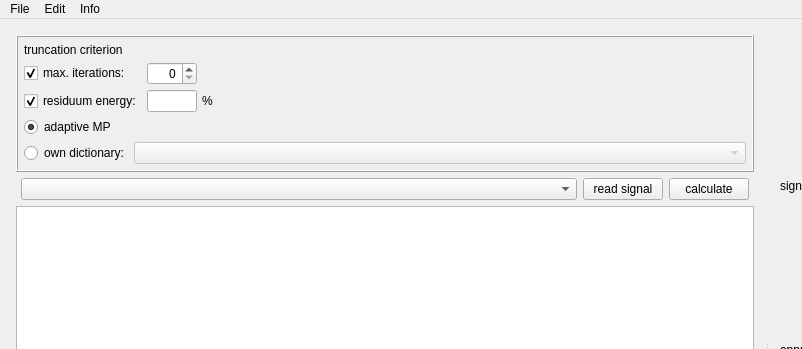
Qt form examples/matchingPursuit/mainwindow.ui (mne-tools/mne-cpp) before a commit; both pictures show x 0 to 802 and y 0 to 349 of the 1050 by 700 pixel window.
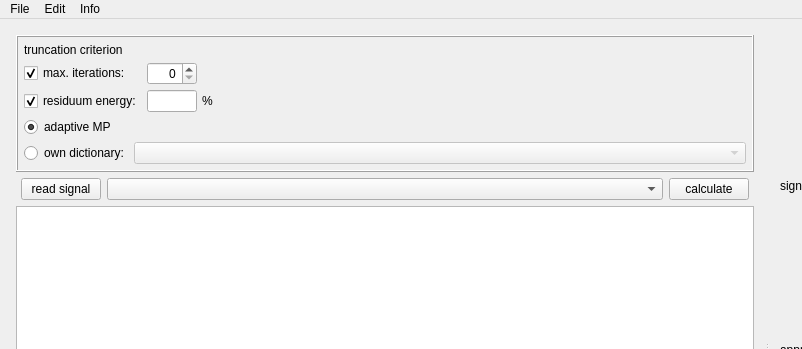
The same form after that commit. Icons and pictures are not drawn.

```diff
--- a/examples/matchingPursuit/mainwindow.ui
+++ b/examples/matchingPursuit/mainwindow.ui
@@ -215,9 +215,6 @@
           <property name="rightMargin">
            <number>5</number>
           </property>
-          <item>
-           <widget class="QComboBox" name="cb_channels"/>
-          </item>
           <item>
            <widget class="QPushButton" name="btt_OpenSignal">
             <property name="sizePolicy">
@@ -234,6 +231,9 @@
             </property>
            </widget>
           </item>
+          <item>
+           <widget class="QComboBox" name="cb_channels"/>
+          </item>
           <item>
            <widget class="QPushButton" name="btt_Calc">
             <property name="sizePolicy">
```
